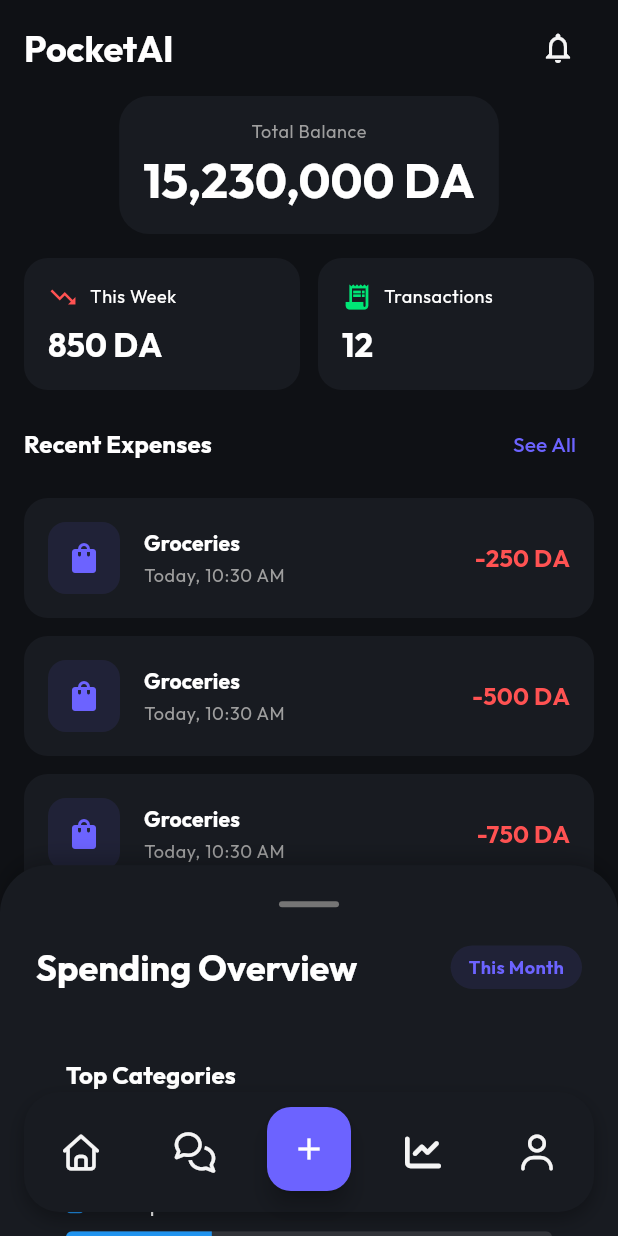
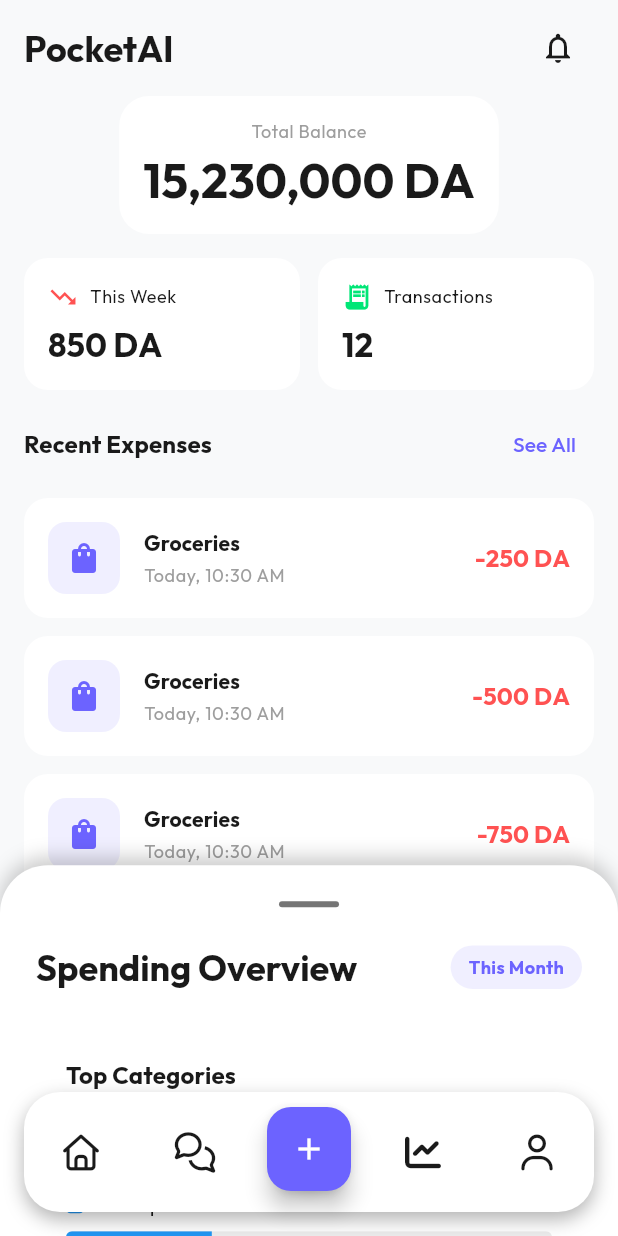
Before and after one commit to BrahimBenzekri/pocketai, a Flutter app: the screen it shows after launch, on a phone screen of 412 x 824 dp. Run offline on Flutter 3.47's test engine with Material 3 defaults, Android fonts, the phone set to English and light mode, and no system bars; our stand-ins replace font_awesome_flutter, google_fonts, image_picker.

Commit message:
Add light mode

```diff
--- a/lib/main.dart
+++ b/lib/main.dart
@@ -14,7 +14,7 @@ class MainApp extends StatelessWidget {
     return MaterialApp(
       title: 'PocketAI',
       debugShowCheckedModeBanner: false,
-      theme: AppTheme.darkTheme,
+      theme: AppTheme.lightTheme,
       home: const HomeScreen(),
     );
   }
--- a/lib/theme/app_theme.dart
+++ b/lib/theme/app_theme.dart
@@ -48,4 +48,37 @@ class AppTheme {
       ),
     );
   }
+
+  // Premium Light Theme Colors
+  static const Color lightBackgroundColor = Color(0xFFF8F9FA);
+  static const Color lightSurfaceColor = Colors.white;
+  static const Color lightOnBackground = Color(0xFF1A1A1A);
+  static const Color lightTextSecondary = Color(0xFF6B7280);
+
+  static ThemeData get lightTheme {
+    return ThemeData(
+      useMaterial3: true,
+      brightness: Brightness.light,
+      scaffoldBackgroundColor: lightBackgroundColor,
+      primaryColor: primaryColor,
+      colorScheme: const ColorScheme.light(
+        primary: primaryColor,
+        secondary: secondaryColor,
+        surface: lightSurfaceColor,
+        error: errorColor,
+        onPrimary: onPrimary,
+        onSurface: lightOnBackground,
+      ),
+      textTheme: GoogleFonts.outfitTextTheme(ThemeData.light().textTheme).apply(
+        bodyColor: lightOnBackground,
+        displayColor: lightOnBackground,
+      ),
+      appBarTheme: const AppBarTheme(
+        backgroundColor: Colors.transparent,
+        elevation: 0,
+        centerTitle: true,
+        foregroundColor: lightOnBackground,
+      ),
+    );
+  }
 }
```
